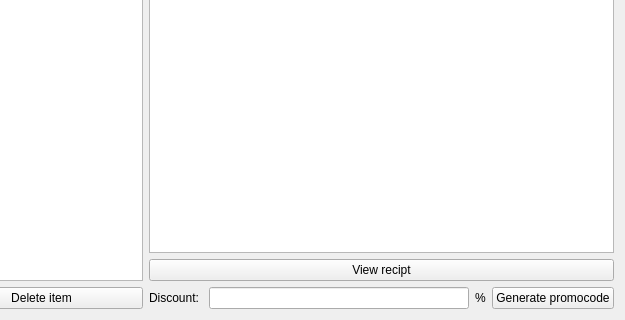
Qt form storemenu.ui (omarabdo997/super-market-cashier) before a commit; both pictures show x 645 to 1270 and y 275 to 595 of the 1270 by 595 pixel window.
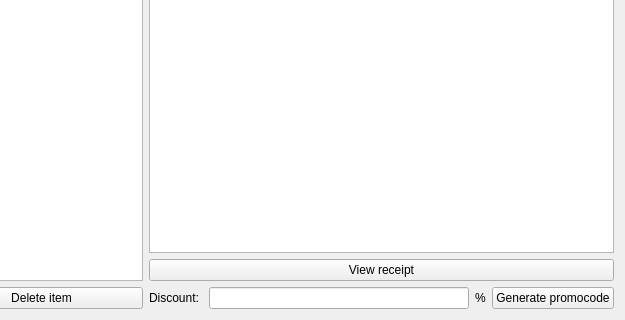
The same form after that commit. Icons and pictures are not drawn.

What changed in the file:
```diff
--- a/storemenu.ui
+++ b/storemenu.ui
@@ -260,7 +260,7 @@
        <item>
         <widget class="QPushButton" name="pushButton_4">
          <property name="text">
-          <string>View recipt</string>
+          <string>View receipt</string>
          </property>
         </widget>
        </item>
```
